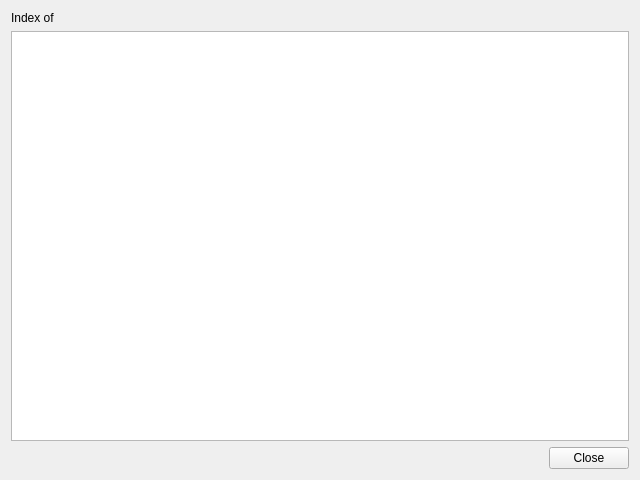
This is irods-basicGUI/ui-files/irodsIndexPopup.ui in iBridges-for-iRODS/iBridges as Qt 5 draws it before an edit. The edited form follows.
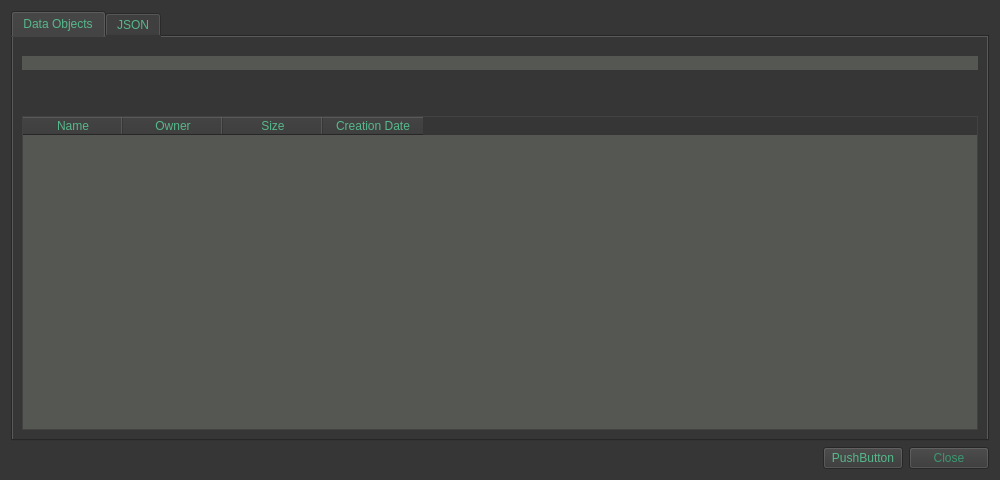
This is the edited form.

Commit message: Formatting index file of tar-archives More features on create/extract tar/zip

```diff
--- a/irods-basicGUI/ui-files/irodsIndexPopup.ui
+++ b/irods-basicGUI/ui-files/irodsIndexPopup.ui
@@ -6,7 +6,7 @@
    <rect>
     <x>0</x>
     <y>0</y>
-    <width>640</width>
+    <width>1000</width>
     <height>480</height>
    </rect>
   </property>
@@ -14,25 +14,182 @@
    <string>Form</string>
   </property>
   <property name="styleSheet">
-   <string notr="true">background-color: rgb(54, 54, 54);
-color: rgb(58, 152, 112);
+   <string notr="true">QWidget
+{
+	color: rgb(86, 184, 139);
+	background-color: rgb(54, 54, 54);
+	selection-background-color: rgb(58, 152, 112);
+}
 
-QTreeTextBrowser
+QTabWidget
+{
+	background-color: rgb(54, 54, 54);
+}
+
+QTableWidget
 {
 background-color: rgb(85, 87, 83);
+selection-background-color: rgb(58, 152, 112);
+}
+
+QLabel#indexLabel
+{
+	background-color: rgb(85, 87, 83);
+}
+
+QLabel#collLabel
+{
+	background-color: rgb(85, 87, 83);
+}
+
+QPushButton#closeButton
+{
+	background-color: rgb(54, 54, 54);
+	color: rgb(58, 152, 112);
 }</string>
   </property>
   <layout class="QVBoxLayout" name="verticalLayout">
    <item>
-    <widget class="QLabel" name="indexLabel">
-     <property name="text">
-      <string>Index of</string>
+    <widget class="QTabWidget" name="tabWidget">
+     <property name="styleSheet">
+      <string notr="true"/>
      </property>
+     <property name="currentIndex">
+      <number>0</number>
+     </property>
+     <widget class="QWidget" name="tab_2">
+      <attribute name="title">
+       <string>Data Objects</string>
+      </attribute>
+      <layout class="QVBoxLayout" name="verticalLayout_3">
+       <item>
+        <spacer name="verticalSpacer_4">
+         <property name="orientation">
+          <enum>Qt::Vertical</enum>
+         </property>
+         <property name="sizeType">
+          <enum>QSizePolicy::Maximum</enum>
+         </property>
+         <property name="sizeHint" stdset="0">
+          <size>
+           <width>20</width>
+           <height>10</height>
+          </size>
+         </property>
+        </spacer>
+       </item>
+       <item>
+        <widget class="QLabel" name="collLabel">
+         <property name="text">
+          <string/>
+         </property>
+        </widget>
+       </item>
+       <item>
+        <spacer name="verticalSpacer">
+         <property name="orientation">
+          <enum>Qt::Vertical</enum>
+         </property>
+         <property name="sizeType">
+          <enum>QSizePolicy::Maximum</enum>
+         </property>
+         <property name="sizeHint" stdset="0">
+          <size>
+           <width>20</width>
+           <height>40</height>
+          </size>
+         </property>
+        </spacer>
+       </item>
+       <item>
+        <widget class="QTableWidget" name="dataObjectTable">
+         <property name="sizeAdjustPolicy">
+          <enum>QAbstractScrollArea::AdjustToContents</enum>
+         </property>
+         <property name="editTriggers">
+          <set>QAbstractItemView::NoEditTriggers</set>
+         </property>
+         <property name="selectionMode">
+          <enum>QAbstractItemView::MultiSelection</enum>
+         </property>
+         <property name="selectionBehavior">
+          <enum>QAbstractItemView::SelectRows</enum>
+         </property>
+         <column>
+          <property name="text">
+           <string>Name</string>
+          </property>
+         </column>
+         <column>
+          <property name="text">
+           <string>Owner</string>
+          </property>
+         </column>
+         <column>
+          <property name="text">
+           <string>Size</string>
+          </property>
+         </column>
+         <column>
+          <property name="text">
+           <string>Creation Date</string>
+          </property>
+         </column>
+        </widget>
+       </item>
+      </layout>
+     </widget>
+     <widget class="QWidget" name="tab">
+      <attribute name="title">
+       <string>JSON</string>
+      </attribute>
+      <layout class="QVBoxLayout" name="verticalLayout_2">
+       <item>
+        <spacer name="verticalSpacer_3">
+         <property name="orientation">
+          <enum>Qt::Vertical</enum>
+         </property>
+         <property name="sizeType">
+          <enum>QSizePolicy::Maximum</enum>
+         </property>
+         <property name="sizeHint" stdset="0">
+          <size>
+           <width>20</width>
+           <height>10</height>
+          </size>
+         </property>
+        </spacer>
+       </item>
+       <item>
+        <widget class="QLabel" name="indexLabel">
+         <property name="text">
+          <string/>
+         </property>
+        </widget>
+       </item>
+       <item>
+        <spacer name="verticalSpacer_2">
+         <property name="orientation">
+          <enum>Qt::Vertical</enum>
+         </property>
+         <property name="sizeType">
+          <enum>QSizePolicy::Maximum</enum>
+         </property>
+         <property name="sizeHint" stdset="0">
+          <size>
+           <width>20</width>
+           <height>40</height>
+          </size>
+         </property>
+        </spacer>
+       </item>
+       <item>
+        <widget class="QTextBrowser" name="textBrowser"/>
+       </item>
+      </layout>
+     </widget>
     </widget>
    </item>
-   <item>
-    <widget class="QTextBrowser" name="textBrowser"/>
-   </item>
    <item>
     <layout class="QHBoxLayout" name="horizontalLayout">
      <item>
@@ -48,6 +205,13 @@
        </property>
       </spacer>
      </item>
+     <item>
+      <widget class="QPushButton" name="pushButton">
+       <property name="text">
+        <string>PushButton</string>
+       </property>
+      </widget>
+     </item>
      <item>
       <widget class="QPushButton" name="closeButton">
        <property name="text">
```
The commit also changes 5 other files.
